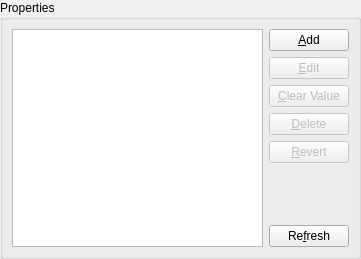
DLR-SC/DataFinder, file resources/qt4/ui/widgets/property_widget.ui: the form before one commit.
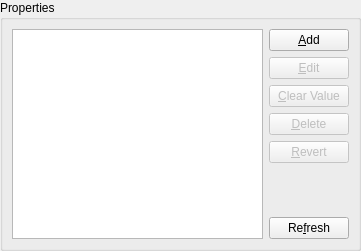
The form after the commit. Custom widgets are drawn as their Qt base class.

Diff of the .ui file:
```diff
--- a/resources/qt4/ui/widgets/property_widget.ui
+++ b/resources/qt4/ui/widgets/property_widget.ui
@@ -7,7 +7,7 @@
     <x>0</x>
     <y>0</y>
     <width>361</width>
-    <height>259</height>
+    <height>251</height>
    </rect>
   </property>
   <property name="windowTitle">
@@ -37,6 +37,9 @@
         <property name="selectionBehavior">
          <enum>QAbstractItemView::SelectItems</enum>
         </property>
+        <attribute name="horizontalHeaderDefaultSectionSize">
+         <number>125</number>
+        </attribute>
        </widget>
       </item>
       <item row="0" column="1">
```
